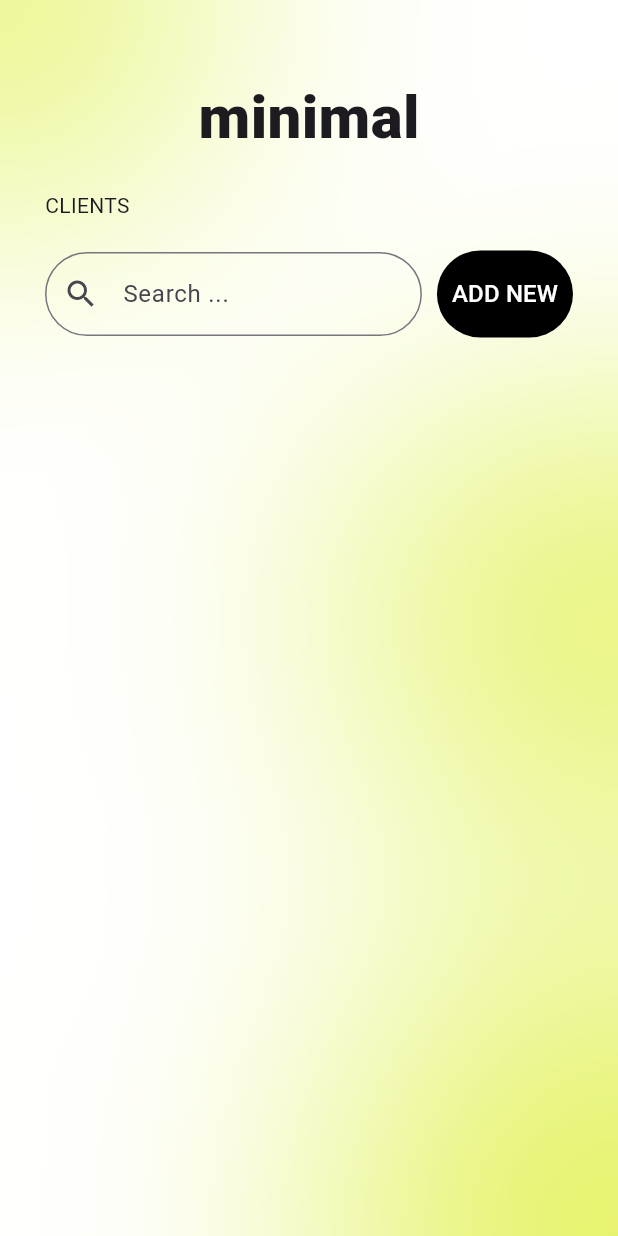
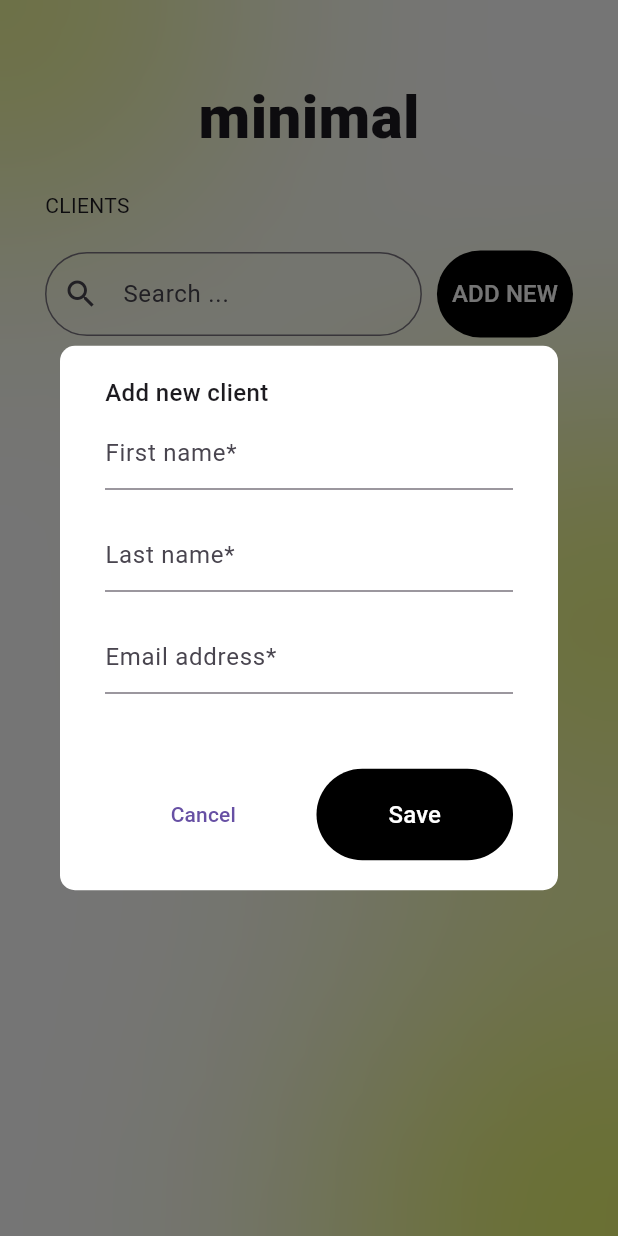
Before and after one commit to MeloGon/tots_test_code, a Flutter app: the HomeView screen opened by its route, after a tap on "ADD NEW", on a phone screen of 412 x 824 dp. Run offline on Flutter 3.47's test engine with Material 3 defaults, Android fonts, the phone set to English and light mode, and no system bars; our stand-ins replace connectivity_plus, dio, logger, shared_preferences, stacked, stacked_services and 1 more; accounts and stored records are empty; network calls fail.

Commit message:
add client functionality was added

```diff
--- a/lib/app/app.dart
+++ b/lib/app/app.dart
@@ -2,6 +2,7 @@ import 'package:tost_test_code/config/network/network_client.dart';
 import 'package:tost_test_code/features/home/data/datasource/home_datasource.dart';
 import 'package:tost_test_code/features/home/data/repository/home_repository_impl.dart';
 import 'package:tost_test_code/features/home/domain/repository/home_repository.dart';
+import 'package:tost_test_code/features/home/domain/usecases/add_client_usecase.dart';
 import 'package:tost_test_code/features/home/domain/usecases/get_clients_usecase.dart';
 import 'package:tost_test_code/features/home/presentation/views/home_view.dart';
 import 'package:tost_test_code/features/login/data/datasource/auth_datasource.dart';
@@ -10,6 +11,7 @@ import 'package:tost_test_code/features/login/domain/repository/auth_repository.
 import 'package:tost_test_code/features/login/domain/usecases/login_usecase.dart';
 import 'package:tost_test_code/features/login/presentation/views/login_view.dart';
 import 'package:tost_test_code/ui/bottom_sheets/notice/notice_sheet.dart';
+import 'package:tost_test_code/ui/dialogs/add_client_alert/add_client_dialog.dart';
 import 'package:tost_test_code/ui/dialogs/info_alert/info_alert_dialog.dart';
 import 'package:tost_test_code/ui/views/startup/startup_view.dart';
 import 'package:stacked/stacked_annotations.dart';
@@ -47,7 +49,8 @@ import 'package:stacked_services/stacked_services.dart';
       asType: HomeRepository,
     ),
     LazySingleton(classType: LoginUseCase),
-    LazySingleton(classType: GetClientsUsecase)
+    LazySingleton(classType: GetClientsUsecase),
+    LazySingleton(classType: AddClientUsecase)
 
     // @stacked-service
   ],
@@ -57,6 +60,7 @@ import 'package:stacked_services/stacked_services.dart';
   ],
   dialogs: [
     StackedDialog(classType: InfoAlertDialog),
+    StackedDialog(classType: AddClientDialog),
     // @stacked-dialog
   ],
 )
--- a/lib/app/app.dialogs.dart
+++ b/lib/app/app.dialogs.dart
@@ -7,10 +7,12 @@
 import 'package:stacked_services/stacked_services.dart';
 
 import 'app.locator.dart';
+import '../ui/dialogs/add_client_alert/add_client_dialog.dart';
 import '../ui/dialogs/info_alert/info_alert_dialog.dart';
 
 enum DialogType {
   infoAlert,
+  addClient,
 }
 
 void setupDialogUi() {
@@ -19,6 +21,8 @@ void setupDialogUi() {
   final Map<DialogType, DialogBuilder> builders = {
     DialogType.infoAlert: (context, request, completer) =>
         InfoAlertDialog(request: request, completer: completer),
+    DialogType.addClient: (context, request, completer) =>
+        AddClientDialog(request: request, completer: completer),
   };
 
   dialogService.registerCustomDialogBuilders(builders);
--- a/lib/app/app.locator.dart
+++ b/lib/app/app.locator.dart
@@ -10,6 +10,7 @@ import 'package:stacked_services/src/bottom_sheet/bottom_sheet_service.dart';
 import 'package:stacked_services/src/dialog/dialog_service.dart';
 import 'package:stacked_services/src/navigation/navigation_service.dart';
 import 'package:stacked_shared/stacked_shared.dart';
+import 'package:tost_test_code/features/home/domain/usecases/add_client_usecase.dart';
 
 import '../config/network/network_client.dart';
 import '../features/home/data/datasource/home_datasource.dart';
@@ -48,4 +49,5 @@ Future<void> setupLocator({
 
   locator.registerLazySingleton(() => LoginUseCase(locator()));
   locator.registerLazySingleton(() => GetClientsUsecase(locator()));
+  locator.registerLazySingleton(() => AddClientUsecase(locator()));
 }
--- a/lib/config/network/network_client.dart
+++ b/lib/config/network/network_client.dart
@@ -16,7 +16,7 @@ class NetworkUtil {
     }
 
     if (token != null) {
-      _dio.options.headers.addAll({"Authorization": "$token"});
+      _dio.options.headers.addAll({"Authorization": "Bearer $token"});
     } else {
       _dio.options.headers.remove("Authorization");
     }
--- a/lib/features/home/data/datasource/home_datasource.dart
+++ b/lib/features/home/data/datasource/home_datasource.dart
@@ -5,6 +5,8 @@ import 'package:tost_test_code/features/home/domain/entities/client_entity.dart'
 
 abstract class HomeDataSource {
   Future<List<ClientEntity>> getClients();
+  Future addClient(ClientModel client);
+  Future getClient();
 }
 
 class HomeDataSourceImpl extends HomeDataSource {
@@ -26,4 +28,44 @@ class HomeDataSourceImpl extends HomeDataSource {
       throw Exception('Something was wrong ... $e');
     }
   }
+
+  @override
+  Future<ClientModel> addClient(ClientModel client) async {
+    SharedPreferences prefs = await SharedPreferences.getInstance();
+    try {
+      final response = await dio.post(
+          url:
+              'https://myback-execute-dot-my-back-401316.uc.r.appspot.com/6-tots-test/clients',
+          token: prefs.getString('token'),
+          formData: {
+            'firstname': client.firstname,
+            'lastname': client.lastname,
+            'email': client.email,
+            'address': client.address,
+            'photo': client.photo,
+            'caption': client.caption,
+          });
+      return ClientModel.fromJson(response);
+    } catch (e) {
+      throw Exception('Something was wrong ... $e');
+    }
+  }
+
+  @override
+  Future<ClientModel> getClient() async {
+    SharedPreferences prefs = await SharedPreferences.getInstance();
+    try {
+      final response = await dio.get(
+        url:
+            'https://myback-execute-dot-my-back-401316.uc.r.appspot.com/6-tots-test/clients',
+        token: prefs.getString('token'),
+        // parameters: {
+        //   4,
+        // },
+      );
+      return ClientModel.fromJson(response);
+    } catch (e) {
+      throw Exception('Something was wrong ... $e');
+    }
+  }
 }
--- a/lib/features/home/data/repository/home_repository_impl.dart
+++ b/lib/features/home/data/repository/home_repository_impl.dart
@@ -1,4 +1,5 @@
 import 'package:tost_test_code/features/home/data/datasource/home_datasource.dart';
+import 'package:tost_test_code/features/home/data/models/client_model.dart';
 import 'package:tost_test_code/features/home/domain/entities/client_entity.dart';
 import 'package:tost_test_code/features/home/domain/repository/home_repository.dart';
 
@@ -7,7 +8,10 @@ class HomeRepositoryImpl implements HomeRepository {
 
   HomeRepositoryImpl({required this.homeDataSource});
   @override
-  Future<List<ClientEntity>> getClients() async {
-    return await homeDataSource.getClients();
-  }
+  Future<List<ClientEntity>> getClients() async =>
+      await homeDataSource.getClients();
+
+  @override
+  Future<ClientEntity> addClient(ClientModel client) async =>
+      await homeDataSource.addClient(client);
 }
--- a/lib/features/home/domain/repository/home_repository.dart
+++ b/lib/features/home/domain/repository/home_repository.dart
@@ -1,5 +1,8 @@
+import 'package:tost_test_code/features/home/data/models/client_model.dart';
 import 'package:tost_test_code/features/home/domain/entities/client_entity.dart';
 
 abstract class HomeRepository {
   Future<List<ClientEntity>> getClients();
+
+  Future<ClientEntity> addClient(ClientModel client);
 }
--- /dev/null
+++ b/lib/features/home/domain/usecases/add_client_usecase.dart
@@ -0,0 +1,13 @@
+import 'package:tost_test_code/features/home/data/models/client_model.dart';
+import 'package:tost_test_code/features/home/domain/entities/client_entity.dart';
+import 'package:tost_test_code/features/home/domain/repository/home_repository.dart';
+
+class AddClientUsecase {
+  final HomeRepository repository;
+
+  AddClientUsecase(this.repository);
+
+  Future<ClientEntity> call(ClientModel client) async {
+    return await repository.addClient(client);
+  }
+}
--- a/lib/features/home/presentation/view_model/home_viewmodel.dart
+++ b/lib/features/home/presentation/view_model/home_viewmodel.dart
@@ -1,12 +1,19 @@
 import 'dart:async';
 
 import 'package:stacked/stacked.dart';
+import 'package:stacked_services/stacked_services.dart';
+import 'package:tost_test_code/app/app.dialogs.dart';
 import 'package:tost_test_code/app/app.locator.dart';
+import 'package:tost_test_code/features/home/data/models/client_model.dart';
 import 'package:tost_test_code/features/home/domain/entities/client_entity.dart';
+import 'package:tost_test_code/features/home/domain/usecases/add_client_usecase.dart';
 import 'package:tost_test_code/features/home/domain/usecases/get_clients_usecase.dart';
+import 'package:tost_test_code/ui/common/app_strings.dart';
 
 class HomeViewModel extends BaseViewModel {
   final _getClientsUseCase = locator<GetClientsUsecase>();
+  final _addClientUseCase = locator<AddClientUsecase>();
+  final _dialogService = locator<DialogService>();
   List<ClientEntity>? _clientsList;
   List<ClientEntity>? get clientsList => _clientsList;
   int get clientsListLength => _clientsList?.length ?? 0;
@@ -15,8 +22,23 @@ class HomeViewModel extends BaseViewModel {
     await _getClientsUseCase.call().then((response) {
       _clientsList = (_clientsList ?? [])..addAll(response);
       notifyListeners();
-    }).catchError((error) {
-      print('Error $error');
-    });
+    }).catchError((error) {});
+  }
+
+  FutureOr showAddClientForm() async {
+    var response = await _dialogService.showCustomDialog(
+      variant: DialogType.addClient,
+      title: ksAddNewClient,
+      description: 'Give stacked stars on Github',
+    );
+    if (response?.confirmed ?? false) {
+      loadClients();
+    }
+  }
+
+  FutureOr addClient(ClientModel client) async {
+    await _addClientUseCase.call(client).then((response) {
+      loadClients();
+    }).catchError((error) {});
   }
 }
--- a/lib/features/home/presentation/views/home_view.dart
+++ b/lib/features/home/presentation/views/home_view.dart
@@ -59,7 +59,7 @@ class HomeView extends StackedView<HomeViewModel> with $HomeView {
                       10.w,
                       CustomButton(
                         height: 50,
-                        onPressed: () {},
+                        onPressed: viewModel.showAddClientForm,
                         text: ksAddnew,
                       )
                     ],
--- a/lib/ui/common/app_strings.dart
+++ b/lib/ui/common/app_strings.dart
@@ -8,3 +8,10 @@ const String ksPassword = 'Password';
 const String ksClients = 'CLIENTS';
 const String ksAddnew = 'ADD NEW';
 const String ksSearch = 'Search ...';
+const String ksAddNewClient = 'Add new client';
+const String ksEditClient = 'Edit client';
+const String ksCancel = 'Cancel';
+const String ksSave = 'Save';
+const String ksFirstname = 'First name*';
+const String ksLastname = 'Last name*';
+const String ksEmailAddress = 'Email address*';
--- /dev/null
+++ b/lib/ui/dialogs/add_client_alert/add_client_dialog.dart
@@ -0,0 +1,109 @@
+import 'package:flutter/material.dart';
+import 'package:stacked/stacked_annotations.dart';
+import 'package:tost_test_code/core/extensions/space_extensions.dart';
+import 'package:tost_test_code/features/home/data/models/client_model.dart';
+import 'package:tost_test_code/features/home/presentation/view_model/home_viewmodel.dart';
+import 'package:tost_test_code/ui/common/app_strings.dart';
+import 'package:tost_test_code/ui/common/ui_helpers.dart';
+import 'package:stacked/stacked.dart';
+import 'package:stacked_services/stacked_services.dart';
+import 'package:tost_test_code/ui/dialogs/add_client_alert/add_client_dialog.form.dart';
+
+import 'package:tost_test_code/widgets/custom_button.dart';
+
+@FormView(fields: [
+  FormTextField(name: 'firstnameInput'),
+  FormTextField(name: 'lastnameInput'),
+  FormTextField(name: 'emailInput'),
+])
+class AddClientDialog extends StackedView<HomeViewModel> with $AddClientDialog {
+  final DialogRequest request;
+  final Function(DialogResponse) completer;
+
+  const AddClientDialog({
+    Key? key,
+    required this.request,
+    required this.completer,
+  }) : super(key: key);
+
+  @override
+  Widget builder(BuildContext context, HomeViewModel viewModel, Widget? child) {
+    return Dialog(
+      shape: RoundedRectangleBorder(borderRadius: BorderRadius.circular(10)),
+      backgroundColor: Colors.white,
+      child: Padding(
+        padding: const EdgeInsets.symmetric(horizontal: 30, vertical: 20),
+        child: Column(
+          mainAxisSize: MainAxisSize.min,
+          children: [
+            Row(
+              mainAxisAlignment: MainAxisAlignment.spaceBetween,
+              children: [
+                Expanded(
+                  child: Column(
+                    mainAxisSize: MainAxisSize.min,
+                    crossAxisAlignment: CrossAxisAlignment.start,
+                    children: [
+                      Text(
+                        request.title!,
+                        style: const TextStyle(
+                            fontSize: 16, fontWeight: FontWeight.w500),
+                      ),
+                      verticalSpaceTiny,
+                      TextFormField(
+                        controller: firstnameInputController,
+                        decoration:
+                            const InputDecoration(hintText: ksFirstname),
+                      ),
+                      20.h,
+                      TextFormField(
+                        controller: lastnameInputController,
+                        decoration: const InputDecoration(hintText: ksLastname),
+                      ),
+                      20.h,
+                      TextFormField(
+                        controller: emailInputController,
+                        decoration:
+                            const InputDecoration(hintText: ksEmailAddress),
+                      ),
+                    ],
+                  ),
+                ),
+              ],
+            ),
+            50.h,
+            Row(
+              children: [
+                Expanded(
+                  child: TextButton(
+                    onPressed: () {},
+                    child: const Text(ksCancel),
+                  ),
+                ),
+                10.w,
+                Expanded(
+                  child: CustomButton(
+                    onPressed: () {
+                      viewModel.addClient(
+                        ClientModel(
+                          firstname: firstnameInputController.text,
+                          lastname: lastnameInputController.text,
+                          email: emailInputController.text,
+                        ),
+                      );
+                      completer.call(DialogResponse(confirmed: false));
+                    },
+                    text: ksSave,
+                  ),
+                )
+              ],
+            ),
+          ],
+        ),
+      ),
+    );
+  }
+
+  @override
+  HomeViewModel viewModelBuilder(BuildContext context) => HomeViewModel();
+}
```
Also changed, not shown: lib/features/home/data/models/client_model.dart (+15 -0 lines), lib/ui/dialogs/add_client_alert/add_client_dialog.form.dart (added, +250 -0 lines).
